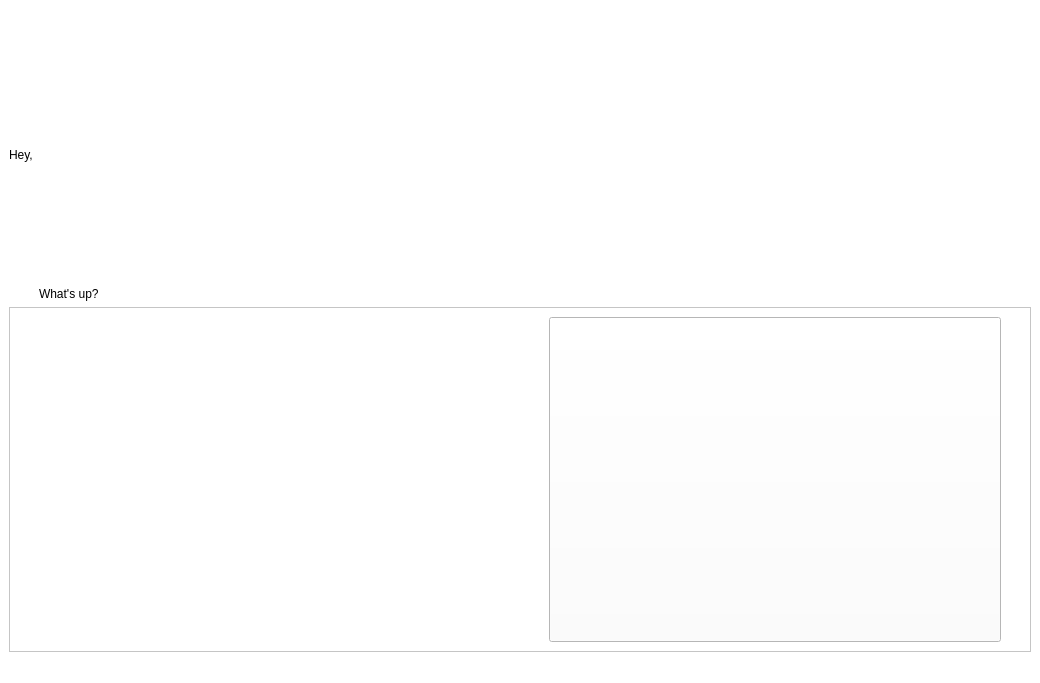
Above: QT resource/SVM.ui from fatma105/Vending-Machine-App before the change. Below: the same form after it.
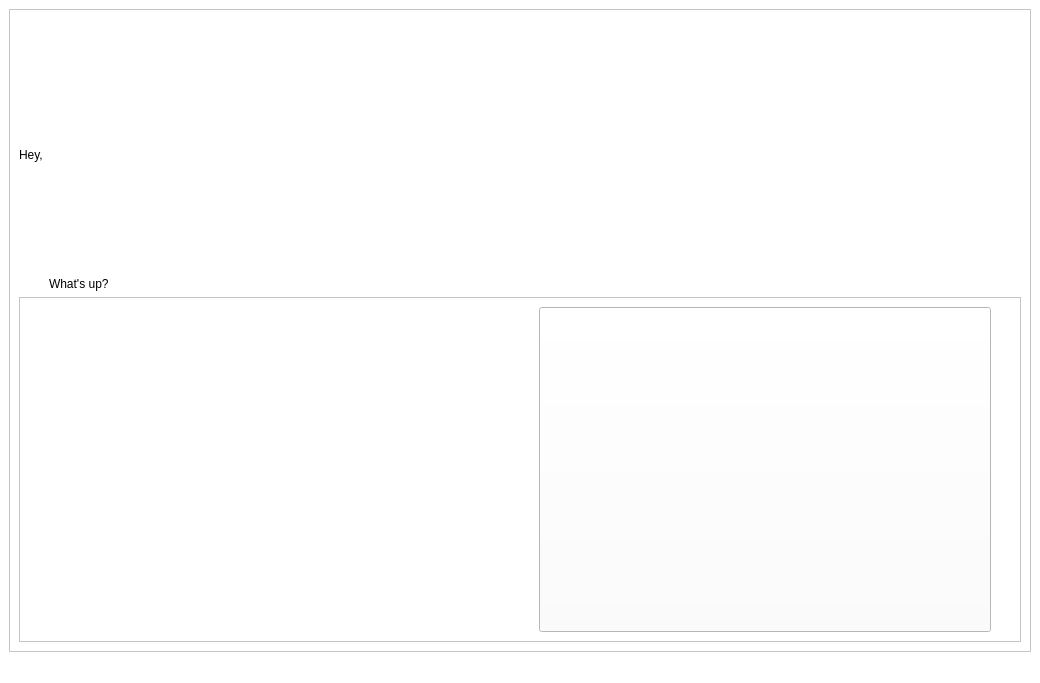
That is the form after the change. Icons and pictures are not drawn.

```diff
--- a/QT resource/SVM.ui
+++ b/QT resource/SVM.ui
@@ -17,6 +17,23 @@
    <string notr="true">background-color: rgb(255, 255, 255);</string>
   </property>
   <widget class="QWidget" name="centralwidget">
+   <layout class="QGridLayout" name="gridLayout_3">
+    <item row="0" column="0">
+     <widget class="QScrollArea" name="scrollArea">
+      <property name="widgetResizable">
+       <bool>true</bool>
+      </property>
+      <widget class="QWidget" name="scrollAreaWidgetContents">
+       <property name="geometry">
+        <rect>
+         <x>0</x>
+         <y>0</y>
+         <width>1016</width>
+         <height>634</height>
+        </rect>
+       </property>
+       <layout class="QGridLayout" name="gridLayout_2">
+        <item row="0" column="0">
    <layout class="QGridLayout" name="gridLayout">
     <item row="0" column="0">
      <layout class="QHBoxLayout" name="horizontalLayout">
@@ -127,16 +144,12 @@
      </widget>
     </item>
    </layout>
-  </widget>
-  <widget class="QMenuBar" name="menubar">
-   <property name="geometry">
-    <rect>
-     <x>0</x>
-     <y>0</y>
-     <width>1040</width>
-     <height>26</height>
-    </rect>
-   </property>
+        </item>
+       </layout>
+      </widget>
+     </widget>
+    </item>
+   </layout>
   </widget>
   <widget class="QStatusBar" name="statusbar"/>
  </widget>
```
Lines whose indentation alone changed are shown as unchanged.
